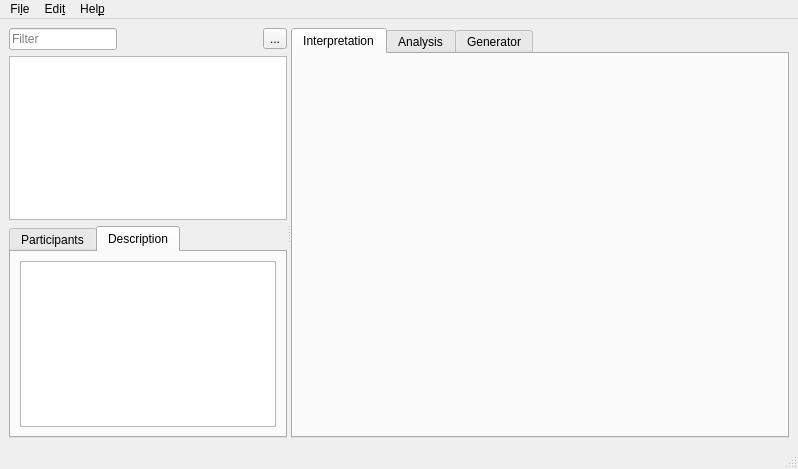
jopohl/urh, file ui/main.ui: the form before one commit.
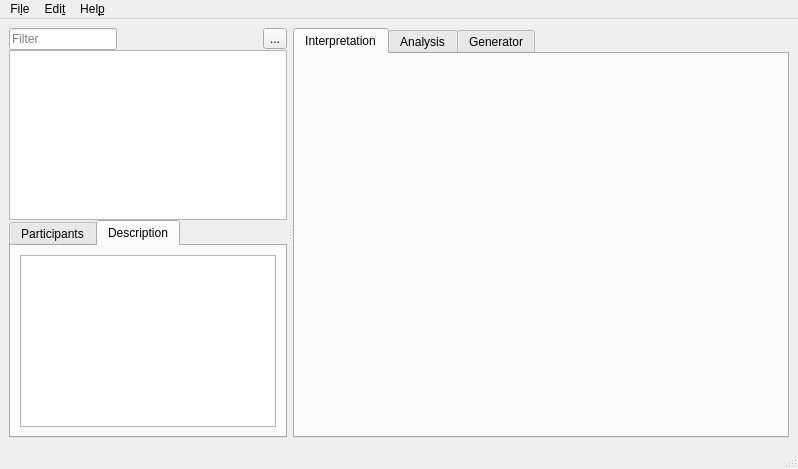
The form after the commit. Icons and pictures are not drawn. Custom widgets are drawn as their Qt base class.

Commit message: fix layout spacings

Patch:
```diff
--- a/ui/main.ui
+++ b/ui/main.ui
@@ -40,8 +40,14 @@
       <property name="orientation">
        <enum>Qt::Horizontal</enum>
       </property>
+      <property name="handleWidth">
+       <number>6</number>
+      </property>
       <widget class="QWidget" name="layoutWidget">
        <layout class="QVBoxLayout" name="verticalLayout_3">
+        <property name="spacing">
+         <number>0</number>
+        </property>
         <item>
          <layout class="QHBoxLayout" name="horizontalLayout_3">
           <item>
```
Left out of the diff: 8 changed lines with no effect on the pictures. The commit also changes 4 other files.
